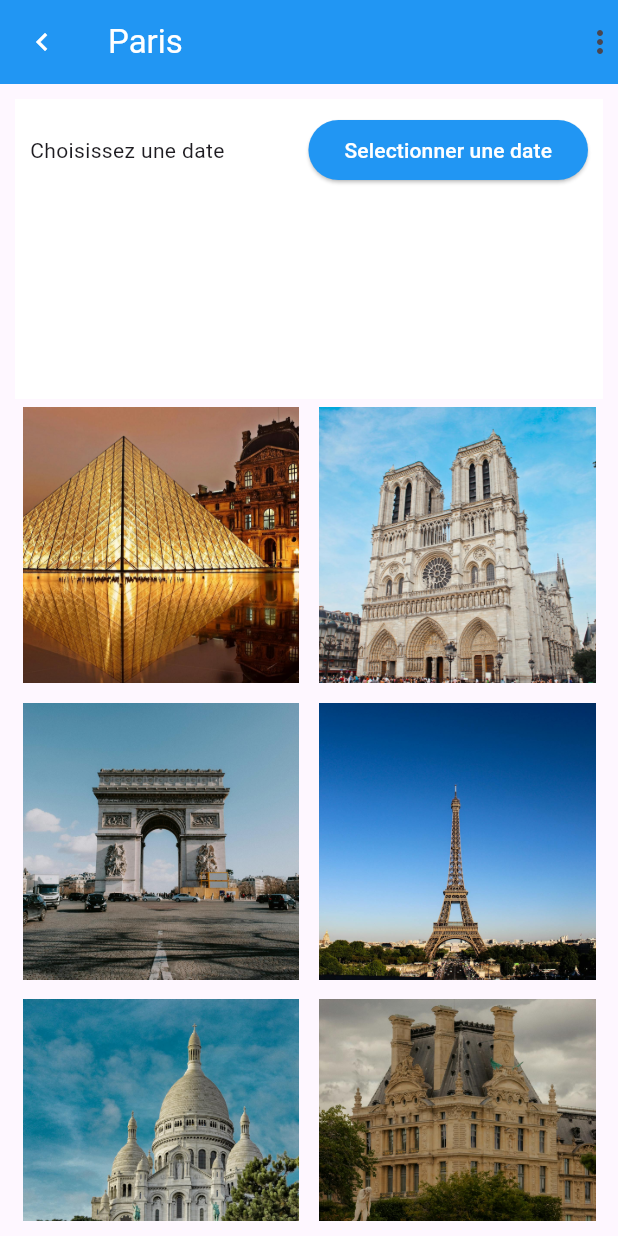
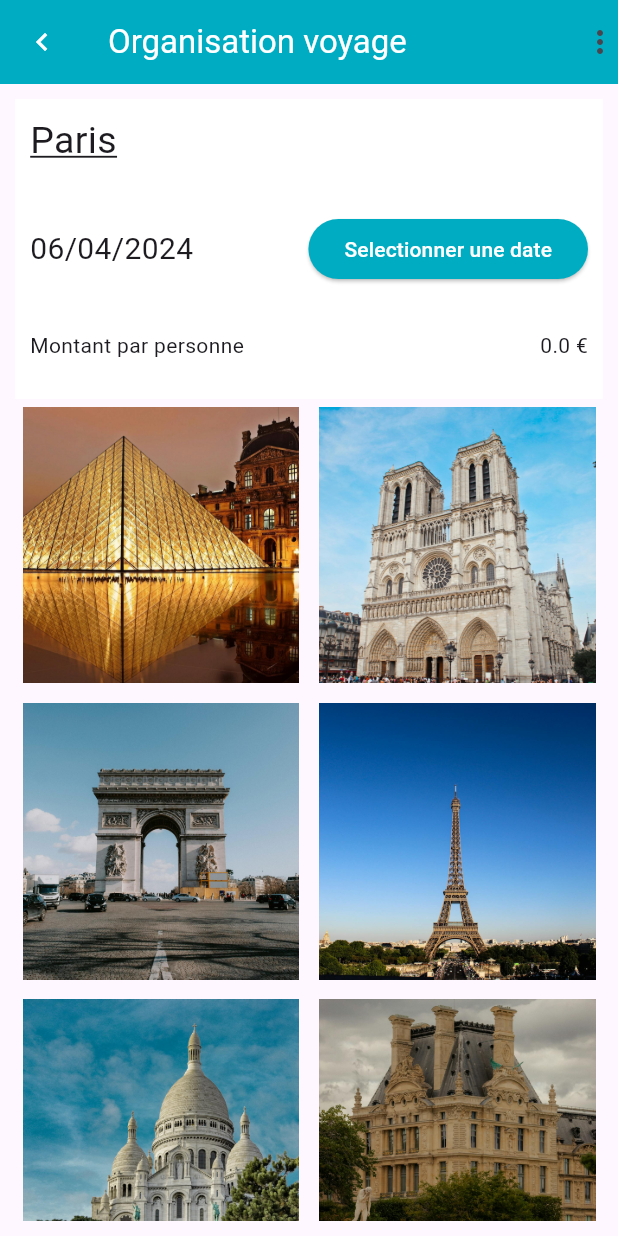
Before and after one commit to MaximeBel24/dyma-flutter, a Flutter app: the screen it shows after launch, on a phone screen of 412 x 824 dp. Run offline on Flutter 3.47's test engine with Material 3 defaults, Android fonts, the phone set to English and light mode, and no system bars.

Commit message:
leçon 47 fini

```diff
--- a/lib/models/trip.model.dart
+++ b/lib/models/trip.model.dart
@@ -1,11 +1,11 @@
 class Trip {
   String city;
   List<String> activities;
-  // DateTime date;
+  DateTime date;
 
   Trip({
     required this.city,
     required this.activities,
-    // required this.date
+    required this.date
   });
 }
--- a/lib/views/city/city.dart
+++ b/lib/views/city/city.dart
@@ -1,4 +1,6 @@
 import 'package:flutter/material.dart';
+import 'package:intl/intl.dart';
+import 'package:my_first_app/views/city/widgets/trip_overview.dart';
 import '../../models/trip.model.dart';
 import '../../models/activity.model.dart';
 import '../../data/data.dart' as data;
@@ -13,19 +15,34 @@ class City extends StatefulWidget {
 }
 
 class _CityState extends State<City> {
-  Trip mytrip = Trip(activities: [], city: 'Paris');
+  Trip mytrip = Trip(activities: [], city: 'Paris', date: DateTime.now());
+
+  void setDate() {
+    showDatePicker(
+            context: context,
+            firstDate: DateTime.now(),
+            initialDate: DateTime.now().add(const Duration(days: 1)),
+            lastDate: DateTime(2025))
+        .then((newDate) {
+      if (newDate != null) {
+        setState(() {
+          mytrip.date = newDate;
+        });
+      }
+    });
+  }
 
   @override
   Widget build(BuildContext context) {
     return Scaffold(
         appBar: AppBar(
-          backgroundColor: Colors.blue,
+          backgroundColor: Colors.cyan[600],
           leading: const Icon(
             Icons.chevron_left,
             color: Colors.white,
           ),
           title: const Text(
-            'Paris',
+            'Organisation voyage',
             style: TextStyle(color: Colors.white),
           ),
           actions: const <Widget>[
@@ -36,25 +53,7 @@ class _CityState extends State<City> {
             padding: const EdgeInsets.all(10),
             child: Column(
               children: <Widget>[
-                Container(
-                  padding: EdgeInsets.all(10),
-                  height: 200,
-                  color: Colors.white,
-                  child: Column(children: <Widget>[
-                    Row(
-                      children: <Widget>[
-                        Expanded(child: Text('Choisissez une date')),
-                        ElevatedButton(
-                          style: ElevatedButton.styleFrom(
-                            backgroundColor: Colors.blue
-                          ),
-                          child: Text('Selectionner une date',style: TextStyle(color: Colors.white),),
-                          onPressed: () {},
-                        )
-                      ],
-                    )
-                  ]),
-                ),
+                TripOverview(setDate: setDate, mytrip: mytrip),
                 Expanded(
                   child: GridView.extent(
                       maxCrossAxisExtent: 200,
--- /dev/null
+++ b/lib/views/city/widgets/trip_overview.dart
@@ -0,0 +1,59 @@
+import 'package:flutter/material.dart';
+import 'package:intl/intl.dart';
+
+import '../../../models/trip.model.dart';
+
+class TripOverview extends StatelessWidget {
+  final VoidCallback setDate;
+  final Trip mytrip;
+
+  double get amount {
+    return 0;
+  }
+
+  const TripOverview({super.key, required this.setDate, required this.mytrip});
+
+  @override
+  Widget build(BuildContext context) {
+    return Container(
+      padding: const EdgeInsets.all(10),
+      height: 200,
+      color: Colors.white,
+      child: Column(
+          crossAxisAlignment: CrossAxisAlignment.start,
+          children: <Widget>[
+            const Text('Paris',
+                style: TextStyle(
+                    fontSize: 25, decoration: TextDecoration.underline)),
+            const SizedBox(
+              height: 30,
+            ),
+            Row(
+              children: <Widget>[
+                Expanded(
+                    child: Text(
+                  DateFormat("dd/MM/y").format(mytrip.date),
+                  style: const TextStyle(fontSize: 20),
+                )),
+                ElevatedButton(
+                  style: ElevatedButton.styleFrom(
+                      backgroundColor: Colors.cyan[600]),
+                  onPressed: setDate,
+                  child: const Text(
+                    'Selectionner une date',
+                    style: TextStyle(color: Colors.white),
+                  ),
+                )
+              ],
+            ),
+            const SizedBox(
+              height: 30,
+            ),
+            Row(children: <Widget>[
+              const Expanded(child: Text('Montant par personne')),
+              Text('$amount €')
+            ])
+          ]),
+    );
+  }
+}
--- a/pubspec.yaml
+++ b/pubspec.yaml
@@ -2,7 +2,7 @@ name: my_first_app
 description: "A new Flutter project."
 # The following line prevents the package from being accidentally published to
 # pub.dev using `flutter pub publish`. This is preferred for private packages.
-publish_to: 'none' # Remove this line if you wish to publish to pub.dev
+publish_to: "none" # Remove this line if you wish to publish to pub.dev
 
 # The following defines the version and build number for your application.
 # A version number is three numbers separated by dots, like 1.2.43
@@ -19,7 +19,7 @@ publish_to: 'none' # Remove this line if you wish to publish to pub.dev
 version: 1.0.0+1
 
 environment:
-  sdk: '>=3.3.3 <4.0.0'
+  sdk: ">=3.3.3 <4.0.0"
 
 # Dependencies specify other packages that your package needs in order to work.
 # To automatically upgrade your package dependencies to the latest versions
@@ -34,6 +34,7 @@ dependencies:
   # The following adds the Cupertino Icons font to your application.
   # Use with the CupertinoIcons class for iOS style icons.
   cupertino_icons: ^1.0.6
+  intl: ^0.19.0
 
 dev_dependencies:
   flutter_test:
```
Also changed, not shown: pubspec.lock, 1 other file.
